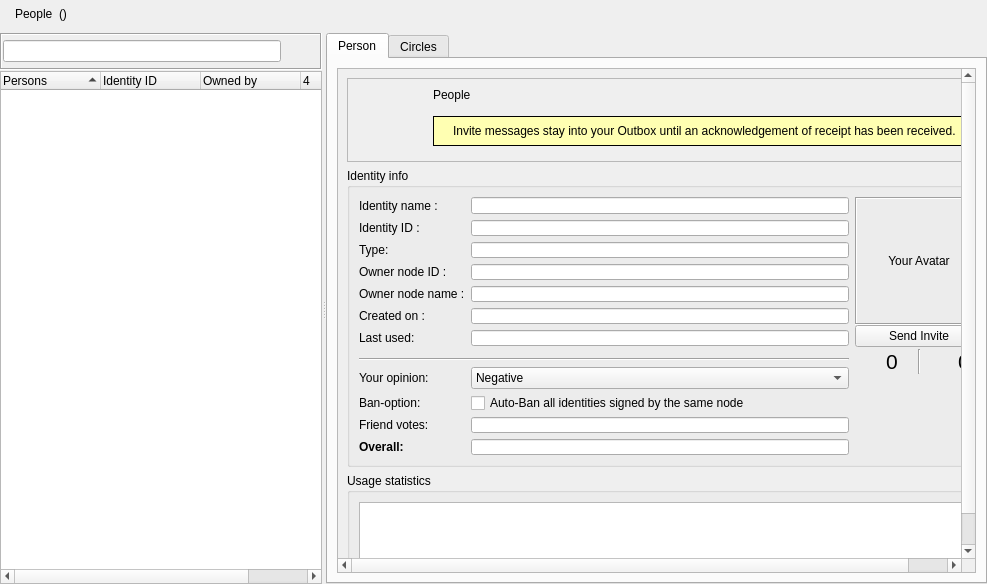
RetroShare/RetroShare, file retroshare-gui/src/gui/Identity/IdDialog.ui: the form before one commit.
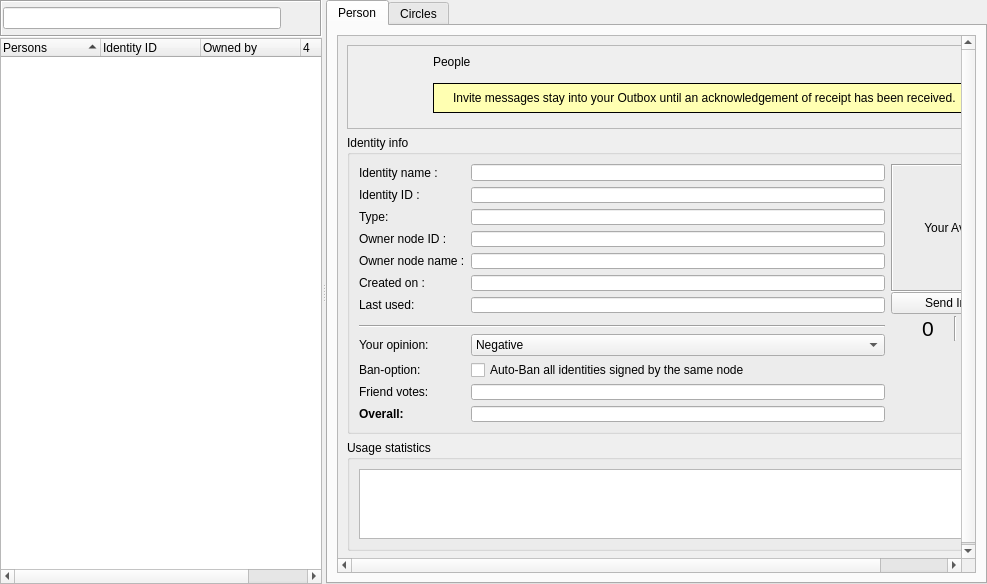
The form after the commit. Icons and pictures are not drawn. Custom widgets are drawn as their Qt base class.

Commit message: Removed from some main pages the headers frames & moved the help button

The edit to the form file:
```diff
--- a/retroshare-gui/src/gui/Identity/IdDialog.ui
+++ b/retroshare-gui/src/gui/Identity/IdDialog.ui
@@ -35,106 +35,7 @@
    <property name="horizontalSpacing">
     <number>6</number>
    </property>
-   <item row="0" column="0">
-    <widget class="QFrame" name="titleBarFrame">
-     <property name="sizePolicy">
-      <sizepolicy hsizetype="Preferred" vsizetype="Maximum">
-       <horstretch>0</horstretch>
-       <verstretch>0</verstretch>
-      </sizepolicy>
-     </property>
-     <property name="frameShape">
-      <enum>QFrame::NoFrame</enum>
-     </property>
-     <property name="frameShadow">
-      <enum>QFrame::Sunken</enum>
-     </property>
-     <layout class="QHBoxLayout" name="titleBarFrameHLayout">
-      <property name="leftMargin">
-       <number>2</number>
-      </property>
-      <property name="topMargin">
-       <number>2</number>
-      </property>
-      <property name="rightMargin">
-       <number>2</number>
-      </property>
-      <property name="bottomMargin">
-       <number>2</number>
-      </property>
-      <item>
-       <widget class="QLabel" name="titleBarPixmap">
-        <property name="minimumSize">
-         <size>
-          <width>0</width>
-          <height>0</height>
-         </size>
-        </property>
-        <property name="maximumSize">
-         <size>
-          <width>24</width>
-          <height>24</height>
-         </size>
-        </property>
-        <property name="text">
-         <string/>
-        </property>
-        <property name="pixmap">
-         <pixmap resource="../icons.qrc">:/icons/png/people2.png</pixmap>
-        </property>
-        <property name="scaledContents">
-         <bool>true</bool>
-        </property>
-       </widget>
-      </item>
-      <item>
-       <widget class="StyledLabel" name="titleBarLabel">
-        <property name="text">
-         <string>People</string>
-        </property>
-       </widget>
-      </item>
-      <item>
-       <widget class="QLabel" name="label_count">
-        <property name="text">
-         <string>()</string>
-        </property>
-       </widget>
-      </item>
-      <item>
-       <spacer name="titleBarSpacer">
-        <property name="orientation">
-         <enum>Qt::Horizontal</enum>
-        </property>
-        <property name="sizeHint" stdset="0">
-         <size>
-          <width>40</width>
-          <height>20</height>
-         </size>
-        </property>
-       </spacer>
-      </item>
-      <item>
-       <widget class="QToolButton" name="helpButton">
-        <property name="focusPolicy">
-         <enum>Qt::NoFocus</enum>
-        </property>
-        <property name="icon">
-         <iconset resource="../images.qrc">
-          <normaloff>:/icons/help_64.png</normaloff>:/icons/help_64.png</iconset>
-        </property>
-        <property name="checkable">
-         <bool>true</bool>
-        </property>
-        <property name="autoRaise">
-         <bool>true</bool>
-        </property>
-       </widget>
-      </item>
-     </layout>
-    </widget>
-   </item>
-   <item row="2" column="0">
+   <item row="1" column="0">
     <widget class="QSplitter" name="mainSplitter">
      <property name="orientation">
       <enum>Qt::Horizontal</enum>
@@ -289,7 +190,7 @@
             <rect>
              <x>0</x>
              <y>0</y>
-             <width>634</width>
+             <width>669</width>
              <height>523</height>
             </rect>
            </property>
@@ -518,6 +419,23 @@
                  </property>
                 </widget>
                </item>
+               <item row="0" column="4">
+                <widget class="QToolButton" name="helpButton">
+                 <property name="focusPolicy">
+                  <enum>Qt::NoFocus</enum>
+                 </property>
+                 <property name="icon">
+                  <iconset resource="../images.qrc">
+                   <normaloff>:/icons/help_64.png</normaloff>:/icons/help_64.png</iconset>
+                 </property>
+                 <property name="checkable">
+                  <bool>true</bool>
+                 </property>
+                 <property name="autoRaise">
+                  <bool>true</bool>
+                 </property>
+                </widget>
+               </item>
               </layout>
              </widget>
             </item>
@@ -1079,11 +997,6 @@
    <extends>QLabel</extends>
    <header>gui/common/StyledElidedLabel.h</header>
   </customwidget>
-  <customwidget>
-   <class>StyledLabel</class>
-   <extends>QLabel</extends>
-   <header>gui/common/StyledLabel.h</header>
-  </customwidget>
   <customwidget>
    <class>RSTextBrowser</class>
    <extends>QTextBrowser</extends>
```
Left out of the diff: 2 changed lines with no effect on the pictures. The commit also changes 4 other files.
